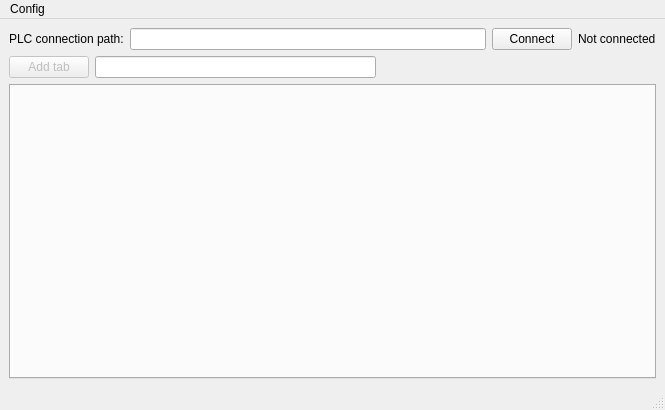
Before: the Qt Designer form ui/commisionning_helper.ui in DamirKh/plc_se, drawn with Qt 5.
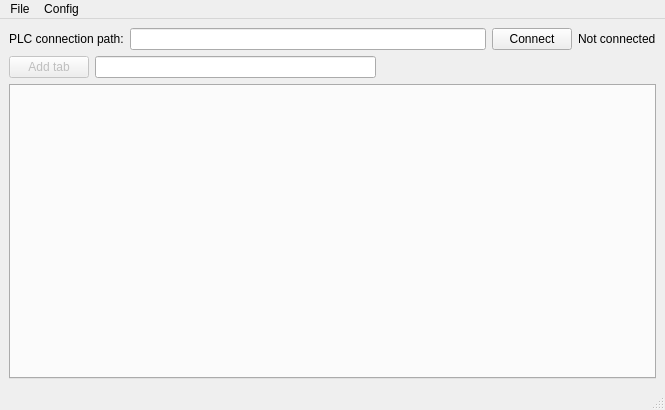
After: the same form once the commit is applied. Icons and pictures are not drawn.

Diff of the .ui file:
```diff
--- a/ui/commisionning_helper.ui
+++ b/ui/commisionning_helper.ui
@@ -117,12 +117,20 @@
    </property>
    <widget class="QMenu" name="menuConfig">
     <property name="title">
-     <string>Config</string>
+     <string>File</string>
     </property>
     <addaction name="actionLoad"/>
     <addaction name="actionSave"/>
    </widget>
+   <widget class="QMenu" name="menuConfig_2">
+    <property name="title">
+     <string>Config</string>
+    </property>
+    <addaction name="actionRead_Timer"/>
+    <addaction name="actionEnable_writing_to_PLC"/>
+   </widget>
    <addaction name="menuConfig"/>
+   <addaction name="menuConfig_2"/>
   </widget>
   <widget class="QStatusBar" name="statusbar"/>
   <action name="actionLoad">
```
Left out of the diff: 19 changed lines with no effect on the pictures.
